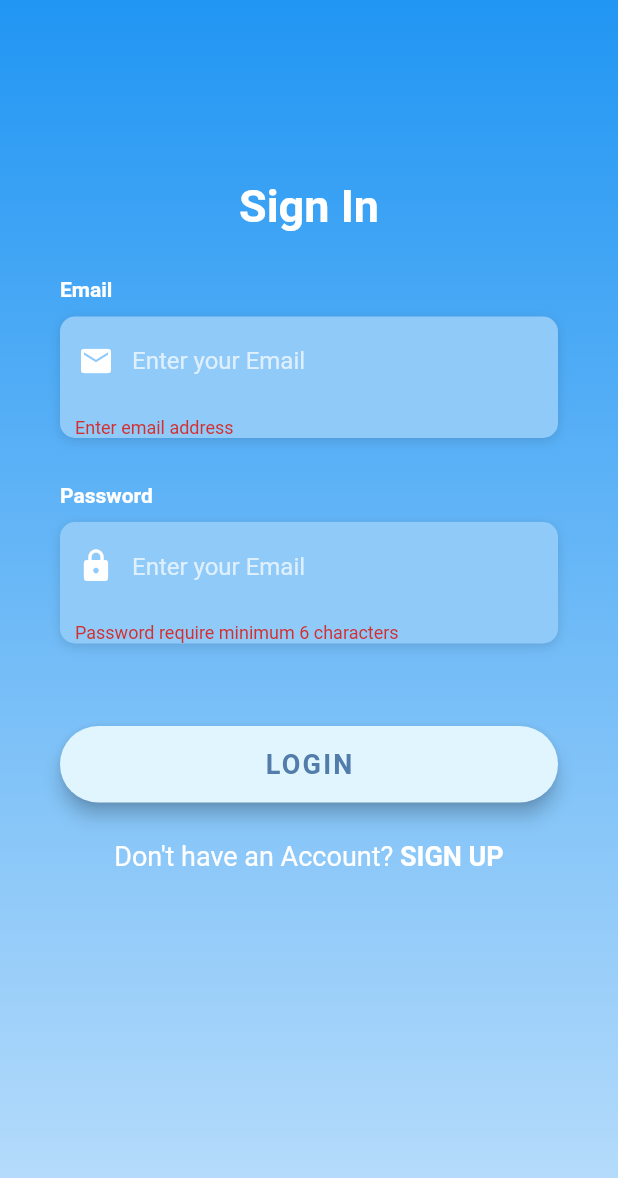
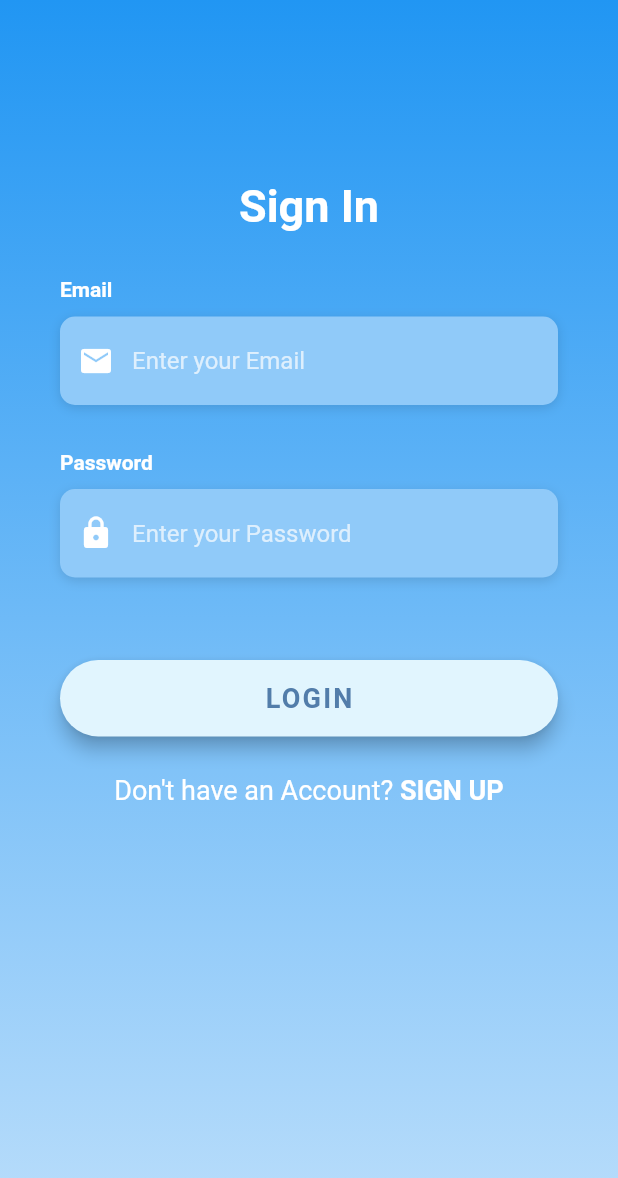
Before and after one commit to BuiThongHoangDuc/TayDuKyMobile, a Flutter app: the screen it shows after launch, after a tap on "LOGIN", on a phone screen of 412 x 824 dp. Shown: the top 1178 px of the screen. Run offline on Flutter 3.47's test engine with Material 2 defaults, Android fonts, the phone set to English and light mode, and no system bars; our stand-ins replace fluttertoast; accounts and stored records are empty; Roboto replaces fonts that are missing (Time New Roman); statements that could not run were skipped.

Commit message:
fix Login MVVM

```diff
--- a/lib/Helper/Validate.dart
+++ b/lib/Helper/Validate.dart
@@ -1,34 +1,6 @@
-class Validation{
-  static String validateEmail(String value) {
-    if (value.isEmpty) {
-      // The form is empty
-      return "Enter email address";
-    }
-    // This is just a regular expression for email addresses
-    String p = "[a-zA-Z0-9\+\.\_\%\-\+]{1,256}" +
-        "\\@" +
-        "[a-zA-Z0-9][a-zA-Z0-9\\-]{0,64}" +
-        "(" +
-        "\\." +
-        "[a-zA-Z0-9][a-zA-Z0-9\\-]{0,25}" +
-        ")+";
-    RegExp regExp = new RegExp(p);
+class Validate {
+  final String value;
+  final String error;
 
-    if (regExp.hasMatch(value)) {
-      // So, the email is valid
-      return null;
-    }
-
-    // The pattern of the email didn't match the regex above.
-    return 'Email is not valid';
-  }
-
-  static String validatePassword(String pass) {
-    if (pass == null) {
-      return "Password can't be blank";
-    }else if(pass.length < 6) {
-      return "Password require minimum 6 characters";
-    }else
-      return null;
-  }
+  Validate(this.value, this.error);
 }
--- a/lib/Model/LoginUserModel.dart
+++ b/lib/Model/LoginUserModel.dart
@@ -1,21 +1,25 @@
+import 'dart:convert';
+
 class LoginUserModel {
-  final String userName, userImage;
+  final String userName, userImage,userEmail;
   final int userId, userRole;
 
   LoginUserModel({
     this.userId,
     this.userName,
+    this.userEmail,
     this.userImage,
     this.userRole,
   });
 
   Map<String, dynamic> toJson() =>
-      {"userId": userId, "userName": userName, "userImage": userImage, "userRole": userRole};
+      {"userId": userId, "userName": userName, "userEmail": userEmail, "userImage": userImage, "userRole": userRole};
 
   factory LoginUserModel.fromJson(Map<String, dynamic> json) {
     return LoginUserModel(
       userId: json['userId'] as int,
       userName: json['userName'] as String,
+      userEmail: json['userEmail'] as String,
       userImage: json['userImage'] as String,
       userRole: json['userRole'] as int,
     );
--- a/lib/Repository/UserRepository.dart
+++ b/lib/Repository/UserRepository.dart
@@ -11,7 +11,7 @@ abstract class IUserRepository {
 
 class UserRepository implements IUserRepository {
   @override
-  Future signIn(String loginJson) async {
+  Future<dynamic> signIn(String loginJson) async {
     String apiSignIn = APIHelper.apiLogin();
     Map<String, String> header = {
       HttpHeaders.contentTypeHeader: "application/json",
@@ -20,7 +20,6 @@ class UserRepository implements IUserRepository {
     http.Response response =
         await http.post(apiSignIn, headers: header, body: loginJson);
     Map<String, dynamic> userSimpleInfo = jsonDecode(response.body);
-    print(response.statusCode);
     if (response.statusCode == 404) {
       return null;
     } else {
--- a/lib/View/LoginPage.dart
+++ b/lib/View/LoginPage.dart
@@ -1,35 +1,14 @@
 import 'package:flutter/material.dart';
 import 'package:flutter/services.dart';
+import 'package:fluttertoast/fluttertoast.dart';
 import 'package:mobiletayduky/Helper/Validate.dart';
 import 'package:mobiletayduky/ViewModel/LoginViewModel.dart';
+import 'package:scoped_model/scoped_model.dart';
 
-class LoginPage extends StatefulWidget {
-  @override
-  State<StatefulWidget> createState() => _LoginSceen();
-}
+class LoginPage extends StatelessWidget {
+  final LoginViewModel loginVM;
 
-class _LoginSceen extends State<LoginPage> {
-  final LoginViewModel loginVM = LoginViewModel();
-  final GlobalKey<FormState> _formKey = GlobalKey<FormState>();
-  final emailController = TextEditingController();
-  final passwordController = TextEditingController();
-
-  bool _autoValidate = false;
-
-  void loginCheck() async {
-    final form = _formKey.currentState;
-    if(form.validate()) {
-      print('oke');
-      String email = emailController.text.trim();
-      String password = passwordController.text.trim();
-      String status = await loginVM.SignIn(email, password);
-      print('Status: '+status);
-    }
-    else {
-      print('not oke');
-      setState(() => _autoValidate = true);
-    }
-  }
+  LoginPage(this.loginVM);
 
   Widget _buildEmailEdt() {
     return Column(
@@ -57,21 +36,23 @@ class _LoginSceen extends State<LoginPage> {
                 )
               ]),
 //          height: 60,
-          child: TextFormField(
-            controller: emailController,
+          child: TextField(
+            onChanged: (text) {
+              loginVM.changeEmail(text);
+            },
             keyboardType: TextInputType.emailAddress,
             style: TextStyle(color: Colors.white),
-            validator: Validation.validateEmail,
             decoration: InputDecoration(
+              errorText: loginVM.email.error,
               border: InputBorder.none,
               counterText: "",
-              contentPadding: EdgeInsets.symmetric(vertical: 20.0, horizontal: 10.0),
+              contentPadding:
+                  EdgeInsets.symmetric(vertical: 20.0, horizontal: 10.0),
               prefixIcon: Icon(Icons.email, color: Colors.white),
               hintText: 'Enter your Email',
               hintStyle: TextStyle(
                   color: Colors.white70, fontFamily: "Time New Roman"),
             ),
-            maxLength: 32,
           ),
         )
       ],
@@ -104,22 +85,23 @@ class _LoginSceen extends State<LoginPage> {
                 )
               ]),
 //          height: 60,
-          child: TextFormField(
-            controller: passwordController,
+          child: TextField(
+            onChanged: (text) {
+              loginVM.changePassword(text);
+            },
             obscureText: true,
             style: TextStyle(color: Colors.white),
-            validator: Validation.validatePassword,
             decoration: InputDecoration(
+              errorText: loginVM.pass.error,
               border: InputBorder.none,
-              counterText: "",
-              contentPadding: EdgeInsets.symmetric(vertical: 20.0, horizontal: 10.0),
+//              counterText: "",
+              contentPadding:
+                  EdgeInsets.symmetric(vertical: 20.0, horizontal: 10.0),
               prefixIcon: Icon(Icons.lock, color: Colors.white),
-              hintText: 'Enter your Email',
+              hintText: 'Enter your Password',
               hintStyle: TextStyle(
-                  color: Colors.white70,
-                  fontFamily: "Time New Roman"),
+                  color: Colors.white70, fontFamily: "Time New Roman"),
             ),
-            maxLength: 16,
           ),
         )
       ],
@@ -132,7 +114,7 @@ class _LoginSceen extends State<LoginPage> {
       width: double.infinity,
       child: RaisedButton(
         elevation: 5,
-        onPressed: () => loginCheck(),
+        onPressed: () => {loginVM.login()},
         padding: EdgeInsets.all(15),
         shape: RoundedRectangleBorder(
           borderRadius: BorderRadius.circular(30),
@@ -155,7 +137,8 @@ class _LoginSceen extends State<LoginPage> {
   Widget _buildSignUpBtn() {
     return GestureDetector(
       onTap: () => print('Sign Up Press'),
-      child: RichText(text: TextSpan(children: [
+      child: RichText(
+        text: TextSpan(children: [
           TextSpan(
             text: 'Don\'t have an Account? ',
             style: TextStyle(
@@ -169,15 +152,17 @@ class _LoginSceen extends State<LoginPage> {
                 color: Colors.white,
                 fontSize: 18,
                 fontWeight: FontWeight.bold,
-            )
+              )),
+        ]),
       ),
-      ]),),
     );
   }
 
   @override
   Widget build(BuildContext context) {
-    return Scaffold(
+    return ScopedModel<LoginViewModel>(
+      model: loginVM,
+      child: Scaffold(
         body: AnnotatedRegion<SystemUiOverlayStyle>(
           value: SystemUiOverlayStyle.light,
           child: GestureDetector(
@@ -197,7 +182,9 @@ class _LoginSceen extends State<LoginPage> {
                         ]),
                   ),
                 ),
-              Container(
+                ScopedModelDescendant<LoginViewModel>(
+                    builder: (context, child, model) {
+                  return Container(
                     height: double.infinity,
                     child: SingleChildScrollView(
                       physics: AlwaysScrollableScrollPhysics(),
@@ -205,9 +192,6 @@ class _LoginSceen extends State<LoginPage> {
                         horizontal: 40,
                         vertical: 120,
                       ),
-                  child: Form(
-                    key: _formKey,
-                    autovalidate: _autoValidate,
                       child: Column(
                         mainAxisAlignment: MainAxisAlignment.center,
                         children: <Widget>[
@@ -230,9 +214,10 @@ class _LoginSceen extends State<LoginPage> {
                         ],
                       ),
                     ),
+                  );
+                })
+              ],
             ),
-              )
-            ],
           ),
         ),
       ),
--- a/lib/src/app.dart
+++ b/lib/src/app.dart
@@ -1,12 +1,13 @@
 import 'package:flutter/material.dart';
 import 'package:mobiletayduky/View/LoginPage.dart';
+import 'package:mobiletayduky/ViewModel/LoginViewModel.dart';
 
 class MyApp extends StatelessWidget {
   @override
   Widget build(BuildContext context) {
     return MaterialApp (
       debugShowCheckedModeBanner: false,
-      home: LoginPage()
+      home: LoginPage(LoginViewModel())
     );
   }
 }
--- a/pubspec.yaml
+++ b/pubspec.yaml
@@ -23,6 +23,9 @@ environment:
 dependencies:
   scoped_model: ^1.0.1
   http: ^0.12.1
+  provider: ^4.1.3
+  shared_preferences: ^0.5.7+3
+  fluttertoast: ^4.0.1
   flutter:
     sdk: flutter
 
```
Also changed, not shown: pubspec.lock. Lines whose indentation alone changed are shown as unchanged.
